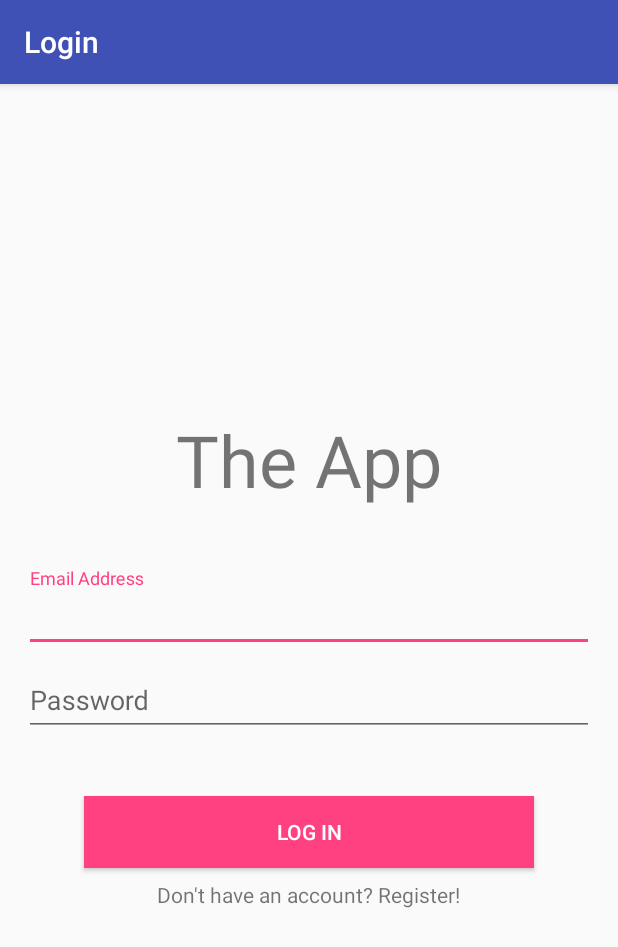
After one commit to vinalvin19/android-apps, an Android app: the LoginActivity screen opened directly, with no data from a screen before it, on a phone screen of 412 x 824 dp. The commit adds this screen. Shown: the top 947 px of the screen. Run offline under Robolectric (Android 15) with nearby library versions, the phone set to English and light mode, and no system bars; our stand-ins replace Firebase (no records; nobody signed in at launch, a user with empty details on screens opened directly); libraries missing offline, so code that uses them is left out: com.mikepenz.iconics; 2 statements that could not run were skipped.

Commit message:
update MainActivity

```diff
--- a/GeoFire/app/src/main/AndroidManifest.xml
+++ b/GeoFire/app/src/main/AndroidManifest.xml
@@ -18,14 +18,16 @@
             android:name="com.google.android.maps.v2.API_KEY"
             android:value="AIzaSyC8XTOmIo9pLs15rV55aH6h46ji_D0AOg8" />
 
-        <activity android:name=".RegisterActivity">
+        <activity android:name=".MainActivity">
             <intent-filter>
                 <action android:name="android.intent.action.MAIN" />
 
                 <category android:name="android.intent.category.LAUNCHER" />
             </intent-filter>
         </activity>
-        <activity android:name=".MainActivity">
+        <activity android:name=".LoginActivity">
+        </activity>
+        <activity android:name=".RegisterActivity">
         </activity>
         <activity android:name=".MapsActivity">
         </activity>
--- /dev/null
+++ b/GeoFire/app/src/main/java/com/example/lotus/geofire/LoginActivity.java
@@ -0,0 +1,164 @@
+package com.example.lotus.geofire;
+
+
+        import android.content.Intent;
+        import android.os.Bundle;
+        import android.support.annotation.NonNull;
+        import android.support.design.widget.TextInputEditText;
+        import android.support.v4.view.LayoutInflaterCompat;
+        import android.support.v7.app.AppCompatActivity;
+        import android.text.TextUtils;
+        import android.util.Log;
+        import android.view.View;
+        import android.widget.Button;
+        import android.widget.Toast;
+
+        import com.google.android.gms.tasks.OnCompleteListener;
+        import com.google.android.gms.tasks.Task;
+        import com.google.firebase.auth.AuthResult;
+        import com.google.firebase.auth.FirebaseAuth;
+        import com.google.firebase.auth.FirebaseUser;
+        import com.google.firebase.database.DatabaseReference;
+        import com.google.firebase.database.FirebaseDatabase;
+        import com.mikepenz.iconics.context.IconicsLayoutInflater;
+
+public class LoginActivity extends AppCompatActivity {
+
+    private TextInputEditText mEmailField, mPassField;
+    private Button mButtonLogin;
+
+    private FirebaseAuth mAuth;
+    private FirebaseAuth.AuthStateListener mAuthListener;
+    private FirebaseUser mUser;
+    private DatabaseReference mFirebaseDatabaseReference;
+
+    //private static final String "TAGES" = LoginActivity.class.getSimpleName();
+
+    @Override
+    protected void onCreate(Bundle savedInstanceState) {
+        LayoutInflaterCompat.setFactory(getLayoutInflater(), new IconicsLayoutInflater(getDelegate()));
+        super.onCreate(savedInstanceState);
+        setContentView(R.layout.activity_login);
+        setTitle("Login");
+
+        mEmailField = (TextInputEditText) findViewById(R.id.edit_text_email_login);
+        mPassField = (TextInputEditText) findViewById(R.id.edit_text_pass_login);
+        mButtonLogin = (Button) findViewById(R.id.button_login);
+
+        mAuth = FirebaseAuth.getInstance();
+        mUser = mAuth.getCurrentUser();
+        mAuthListener = new FirebaseAuth.AuthStateListener() {
+            @Override
+            public void onAuthStateChanged(@NonNull FirebaseAuth firebaseAuth) {
+                if (mUser != null) {
+                    // User is signed in
+                    Log.d("TAGES", "onAuthStateChanged:signed_in:" + mUser.getUid());
+
+                    Intent intent = new Intent(LoginActivity.this, MainActivity.class);
+                    startActivity(intent);
+                    finish();
+
+                } else {
+                    // User is signed out
+                    Log.d("TAGES", "onAuthStateChanged:signed_out");
+                }
+                // ...
+            }
+        };
+
+        mFirebaseDatabaseReference = FirebaseDatabase.getInstance().getReference();
+
+
+        Log.d("TAGES", "User kali ini" + mUser);
+
+        mButtonLogin.setOnClickListener(new View.OnClickListener() {
+            @Override
+            public void onClick(View view) {
+                signIn(mEmailField.getText().toString(), mPassField.getText().toString());
+            }
+        });
+
+    }
+
+    @Override
+    public void onStart() {
+        super.onStart();
+        mAuth.addAuthStateListener(mAuthListener);
+    }
+
+    @Override
+    public void onStop() {
+        super.onStop();
+        if (mAuthListener != null) {
+            mAuth.removeAuthStateListener(mAuthListener);
+        }
+    }
+
+    private void signIn(String email, String password) {
+        Log.d("TAGES", "signIn:" + email);
+        if (!validateForm()) {
+            return;
+        }
+
+//        showProgressDialog();
+
+        // [START sign_in_with_email]
+        mAuth.signInWithEmailAndPassword(email, password)
+                .addOnCompleteListener(this, new OnCompleteListener<AuthResult>() {
+                    @Override
+                    public void onComplete(@NonNull Task<AuthResult> task) {
+                        Log.d("TAGES", "signInWithEmail:onComplete:" + task.isSuccessful());
+
+                        // If sign in fails, display a message to the user. If sign in succeeds
+                        // the auth state listener will be notified and logic to handle the
+                        // signed in user can be handled in the listener.
+                        if (!task.isSuccessful()) {
+                            Log.w("TAGES", "signInWithEmail:failed", task.getException());
+                            Toast.makeText(LoginActivity.this, "Auth Failed",
+                                    Toast.LENGTH_SHORT).show();
+                        } else {
+                            Toast.makeText(LoginActivity.this, "Logged",
+                                    Toast.LENGTH_SHORT).show();
+
+                            Intent intent = new Intent(LoginActivity.this, MainActivity.class);
+                            startActivity(intent);
+                            finish();
+                        }
+
+                        // [START_EXCLUDE]
+//                        hideProgressDialog();
+                        // [END_EXCLUDE]
+                    }
+                });
+        // [END sign_in_with_email]
+    }
+
+    private boolean validateForm() {
+        boolean valid = true;
+
+        String email = mEmailField.getText().toString();
+        if (TextUtils.isEmpty(email)) {
+            mEmailField.setError("Required.");
+            valid = false;
+        } else {
+            mEmailField.setError(null);
+        }
+
+        String password = mPassField.getText().toString();
+        if (TextUtils.isEmpty(password)) {
+            mPassField.setError("Required.");
+            valid = false;
+        } else {
+            mPassField.setError(null);
+        }
+
+        return valid;
+    }
+
+    public void goToRegister(View view) {
+
+        Intent intent = new Intent(this, RegisterActivity.class);
+        startActivity(intent);
+
+    }
+}
--- /dev/null
+++ b/GeoFire/app/src/main/res/layout/activity_login.xml
@@ -0,0 +1,77 @@
+<?xml version="1.0" encoding="utf-8"?>
+<LinearLayout xmlns:android="http://schemas.android.com/apk/res/android"
+    xmlns:tools="http://schemas.android.com/tools"
+    xmlns:app="http://schemas.android.com/apk/res-auto"
+    android:id="@+id/activity_login"
+    android:layout_width="match_parent"
+    android:layout_height="match_parent"
+    android:orientation="vertical">
+
+    <android.support.design.widget.AppBarLayout
+        android:layout_width="match_parent"
+        android:layout_height="wrap_content"
+        app:elevation="0dp">
+
+    </android.support.design.widget.AppBarLayout>
+
+    <LinearLayout
+        android:layout_width="match_parent"
+        android:layout_height="match_parent"
+        android:orientation="vertical"
+        android:gravity="center"
+        android:padding="16dp">
+
+        <TextView
+            android:layout_width="wrap_content"
+            android:layout_height="wrap_content"
+            android:textSize="48sp"
+            android:text="The App"
+            android:layout_marginBottom="40dp"/>
+
+        <android.support.design.widget.TextInputLayout
+            android:layout_height="wrap_content"
+            android:layout_width="match_parent">
+
+            <android.support.design.widget.TextInputEditText
+                android:layout_width="match_parent"
+                android:layout_height="wrap_content"
+                android:hint="Email Address"
+                android:inputType="textEmailAddress"
+                android:id="@+id/edit_text_email_login"/>
+
+        </android.support.design.widget.TextInputLayout>
+
+        <android.support.design.widget.TextInputLayout
+            android:layout_height="wrap_content"
+            android:layout_width="match_parent">
+
+            <android.support.design.widget.TextInputEditText
+                android:layout_width="match_parent"
+                android:layout_height="wrap_content"
+                android:hint="Password"
+                android:inputType="textPassword"
+                android:id="@+id/edit_text_pass_login"/>
+
+        </android.support.design.widget.TextInputLayout>
+
+        <Button
+            android:layout_width="match_parent"
+            android:layout_height="wrap_content"
+            android:layout_marginTop="40dp"
+            android:layout_marginRight="40dp"
+            android:layout_marginLeft="40dp"
+            android:text="Log In"
+            android:id="@+id/button_login"
+            android:background="@color/colorAccent"
+            android:textColor="@android:color/white"/>
+
+        <TextView
+            android:layout_width="wrap_content"
+            android:layout_height="wrap_content"
+            android:layout_marginTop="8dp"
+            android:text="Don't have an account? Register!"
+            android:onClick="goToRegister"/>
+
+    </LinearLayout>
+
+</LinearLayout>
```
Also changed, not shown: GeoFire/app/src/main/java/com/example/lotus/geofire/MainActivity.java (+100 -33 lines), GeoFire/app/src/main/java/com/example/lotus/geofire/RegisterActivity.java (+17 -7 lines), GeoFire/app/src/main/java/com/example/lotus/geofire/User.java (+8 -5 lines), GeoFire/app/src/main/res/layout/activity_recview.xml (+3 -4 lines).
